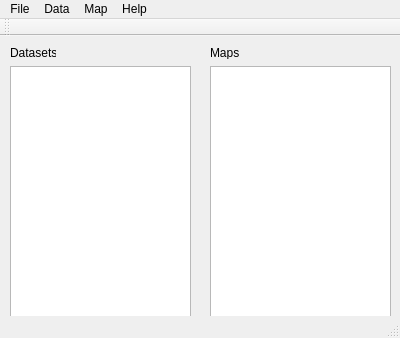
This is mainwindow.ui in VespucciProject/Vespucci as Qt 5 draws it before an edit. The edited form follows.
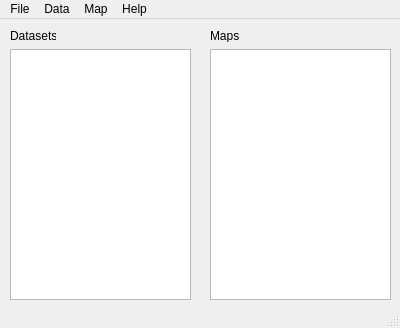
This is the edited form. Icons and pictures are not drawn.

```diff
--- a/mainwindow.ui
+++ b/mainwindow.ui
@@ -7,7 +7,7 @@
     <x>0</x>
     <y>0</y>
     <width>400</width>
-    <height>338</height>
+    <height>328</height>
    </rect>
   </property>
   <property name="minimumSize">
@@ -150,14 +150,6 @@
    <addaction name="menuMap"/>
    <addaction name="menuHelp"/>
   </widget>
-  <widget class="QToolBar" name="mainToolBar">
-   <attribute name="toolBarArea">
-    <enum>TopToolBarArea</enum>
-   </attribute>
-   <attribute name="toolBarBreak">
-    <bool>false</bool>
-   </attribute>
-  </widget>
   <widget class="QStatusBar" name="statusBar"/>
   <action name="actionLoad_Workspace">
    <property name="enabled">
```
Left out of the diff: 129 changed lines with no effect on the pictures.
